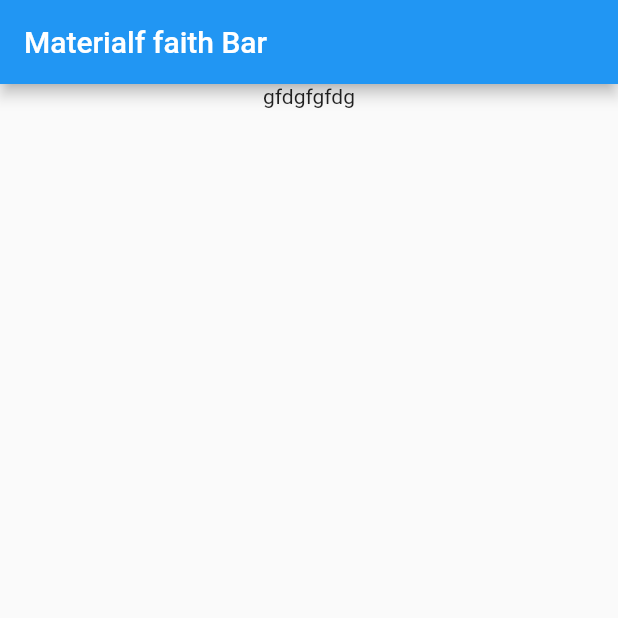
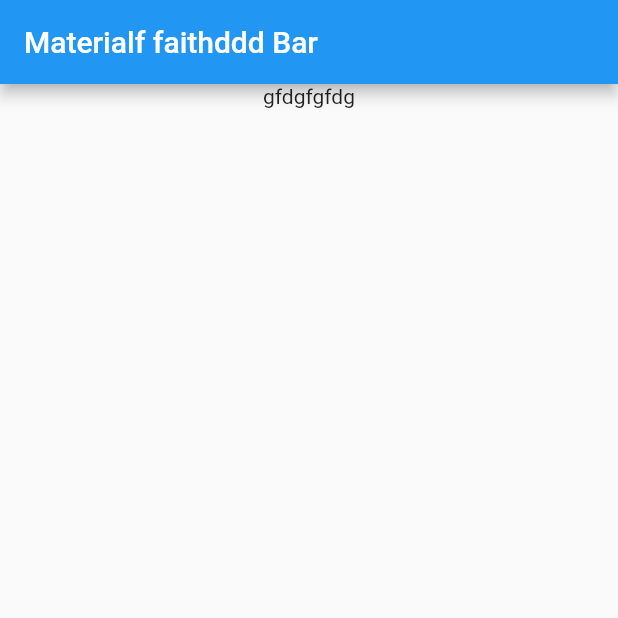
Before and after one commit to fatihemree/myflutter, a Flutter app: the screen it shows after launch, on a phone screen of 412 x 824 dp, the top half of it. Run offline on Flutter 3.47's test engine with Material 2 defaults, Android fonts, the phone set to English and light mode, and no system bars.

Commit message:
tamamlandı

```diff
--- a/lib/main.dart
+++ b/lib/main.dart
@@ -9,7 +9,7 @@ class MyApp extends StatelessWidget {
       title: 'Material App',
       home: Scaffold(
         appBar: AppBar(
-          title: Text('Materialf faith Bar'),
+          title: Text('Materialf faithddd Bar'),
         ),
         body: Center(
           child: Column(
```
Also changed, not shown: 1 other file.
